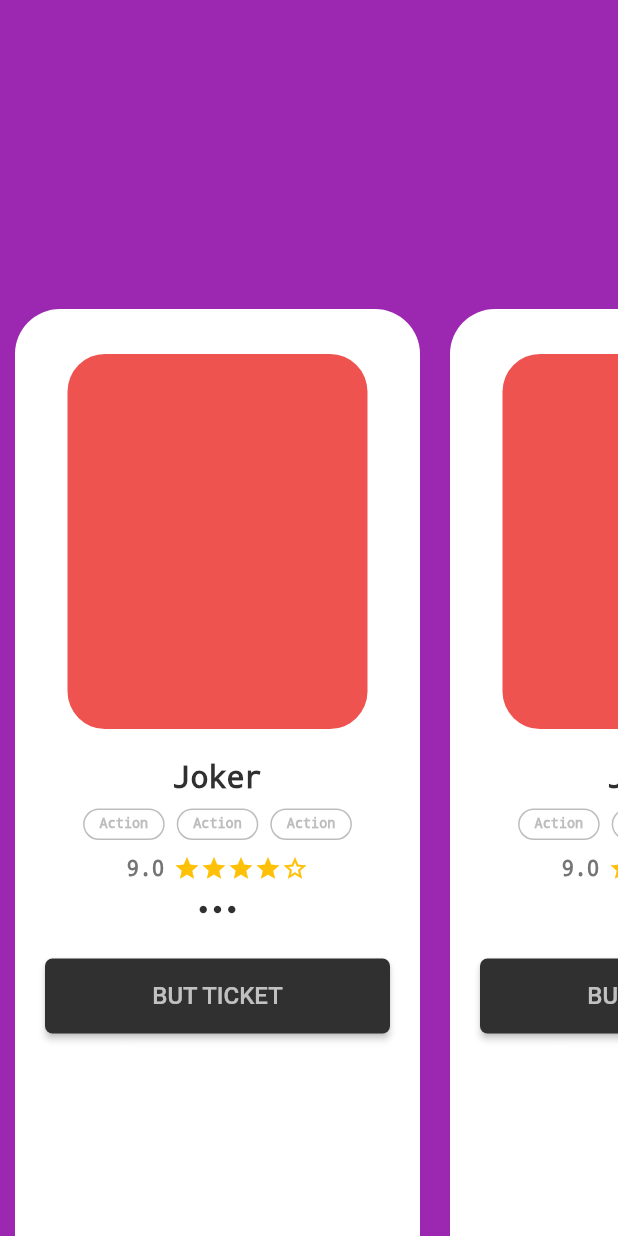
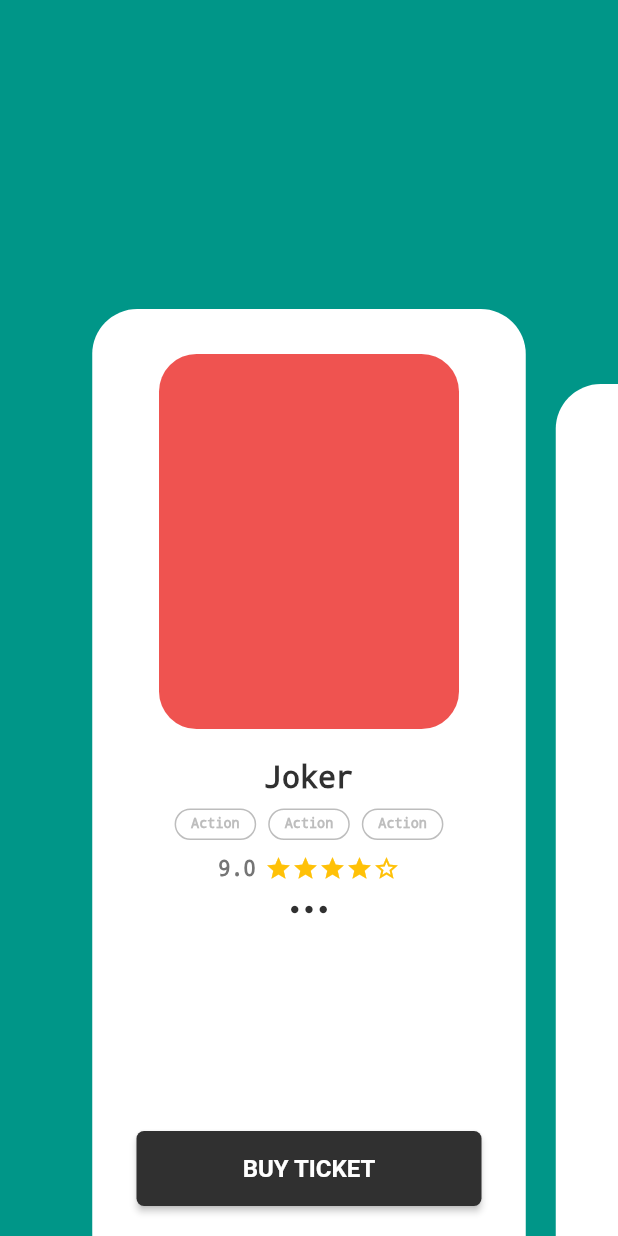
Before and after one commit to OguzErdi/movie_list, a Flutter app: the screen it shows after launch, on a phone screen of 412 x 824 dp. Run offline on Flutter 3.47's test engine with Material 2 defaults, Android fonts, the phone set to English and light mode, and no system bars.

Commit message:
movie summary page view motion completed

```diff
--- a/lib/app/movie_list/elements/buy_ticker_button.dart
+++ b/lib/app/movie_list/elements/buy_ticker_button.dart
@@ -4,7 +4,7 @@ class BuyTicketButton extends StatelessWidget {
   @override
   Widget build(BuildContext context) {
     return Container(
-      padding: EdgeInsets.only(top: 30),
+      padding: EdgeInsets.only(bottom: 20),
       child: ButtonTheme(
         minWidth: 230,
         height: 50,
@@ -13,9 +13,10 @@ class BuyTicketButton extends StatelessWidget {
           shape: RoundedRectangleBorder(borderRadius: BorderRadius.circular(5)),
           onPressed: () {},
           child: Text(
-            "BUT TICKET",
+            "BUY TICKET",
             style: TextStyle(
-              color: Colors.white70,
+              color: Colors.white,
+              fontWeight: FontWeight.bold,
               fontSize: 16
             ),
           ),
--- a/lib/app/movie_list/elements/movie_summary.dart
+++ b/lib/app/movie_list/elements/movie_summary.dart
@@ -8,17 +8,20 @@ import 'poster.dart';
 import 'rating_container.dart';
 
 class MovieSummary extends StatelessWidget {
+  final double topMargin;
+
   const MovieSummary({
+    this.topMargin,
     Key key,
   }) : super(key: key);
 
   @override
   Widget build(BuildContext context) {
     return Container(
+      margin: EdgeInsets.only(top: topMargin),
+      child: Container(
         margin: EdgeInsets.symmetric(horizontal: 10),
         padding: EdgeInsets.only(top: 30),
-      width: 270,
-      height: MediaQuery.of(context).size.height * 0.8,
         decoration: BoxDecoration(
           color: Colors.white,
           borderRadius: BorderRadius.only(
@@ -26,6 +29,7 @@ class MovieSummary extends StatelessWidget {
             topRight: Radius.circular(30),
           ),
         ),
+        child: SingleChildScrollView(
           child: Column(
             crossAxisAlignment: CrossAxisAlignment.center,
             children: [
@@ -34,8 +38,9 @@ class MovieSummary extends StatelessWidget {
               BadgesList(),
               RatingContainer(),
               IconMore(),
-          BuyTicketButton(),
             ],
+          ),
+        ),
       ),
     );
   }
--- a/lib/app/movie_list/movie_list.dart
+++ b/lib/app/movie_list/movie_list.dart
@@ -1,26 +1,29 @@
 import 'package:flutter/material.dart';
+import 'package:flutter/rendering.dart';
 
+import 'elements/buy_ticker_button.dart';
 import 'elements/movie_summary.dart';
 
-class MovieList extends StatelessWidget {
+class MovieList extends StatefulWidget {
+  @override
+  _MovieListState createState() => _MovieListState();
+}
+
+class _MovieListState extends State<MovieList> {
+  final _controller = PageController(viewportFraction: 0.75, initialPage: 0);
+
+  int _currentPos = 0;
+
   @override
   Widget build(BuildContext context) {
     return SafeArea(
       child: Stack(
         children: [
-          PageView(
-            children: [
-              Container(
-                color: Colors.purple,
-              ),
-              Container(
-                color: Colors.red,
-              ),
-              Container(
-                color: Colors.teal,
-              ),
-            ],
-          ),
+          PageView.builder(itemBuilder: (context, index) {
+            return Container(
+              color: index % 2 == 0 ? Colors.teal : Colors.amber,
+            );
+          }),
           Column(
             children: [
               Expanded(
@@ -29,15 +32,30 @@ class MovieList extends StatelessWidget {
               ),
               Expanded(
                 flex: 9,
-                child: Container(
-                    child: ListView.builder(
-                        scrollDirection: Axis.horizontal,
-                        itemCount: 5,
-                        itemBuilder: (context, index) {
-                          return MovieSummary();
-                        })),
+                child: PageView.builder(
+                    onPageChanged: (pos) {
+                      setState(() {
+                        print('_currentPos: $_currentPos');
+                        _currentPos = pos;
+                      });
+                    },
+                    physics: BouncingScrollPhysics(),
+                    controller: _controller,
+                    scrollDirection: Axis.horizontal,
+                    itemCount: 5,
+                    itemBuilder: (context, index) {
+                      final double topMargin = _currentPos == index ? 0 : 50;
+                      print('topMargin: $topMargin');
+                      return MovieSummary(
+                        topMargin: topMargin,
+                      );
+                    }),
               ),
             ],
+          ),
+          Container(
+            alignment: Alignment.bottomCenter,
+            child: BuyTicketButton(),
           ),
         ],
       ),
```
Lines whose indentation alone changed are shown as unchanged.
